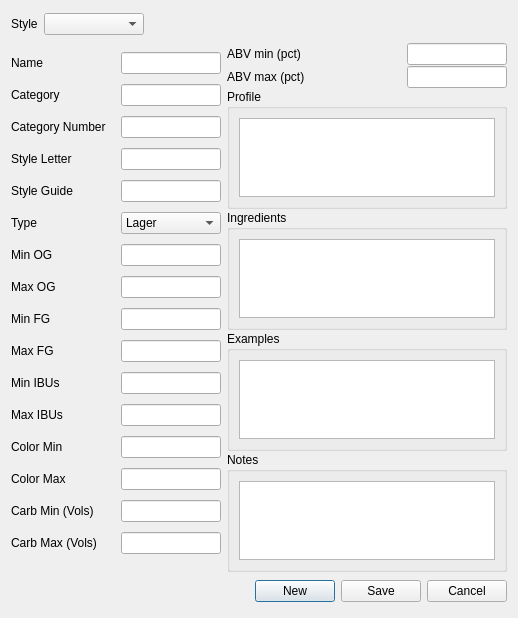
Old version of the form styleEditor.ui in the repository Brewtarget/brewtarget.
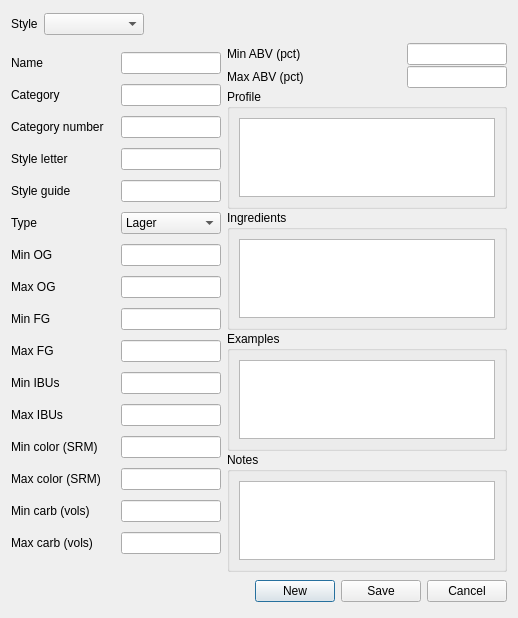
New version of the form. Custom widgets are drawn as their Qt base class.

What changed in the file:
```diff
--- a/styleEditor.ui
+++ b/styleEditor.ui
@@ -155,7 +155,7 @@
             </sizepolicy>
            </property>
            <property name="text" >
-            <string>Category Number</string>
+            <string>Category number</string>
            </property>
           </widget>
          </item>
@@ -194,7 +194,7 @@
             </sizepolicy>
            </property>
            <property name="text" >
-            <string>Style Letter</string>
+            <string>Style letter</string>
            </property>
           </widget>
          </item>
@@ -233,7 +233,7 @@
             </sizepolicy>
            </property>
            <property name="text" >
-            <string>Style Guide</string>
+            <string>Style guide</string>
            </property>
           </widget>
          </item>
@@ -575,7 +575,7 @@
             </sizepolicy>
            </property>
            <property name="text" >
-            <string>Color Min</string>
+            <string>Min color (SRM)</string>
            </property>
           </widget>
          </item>
@@ -614,7 +614,7 @@
             </sizepolicy>
            </property>
            <property name="text" >
-            <string>Color Max</string>
+            <string>Max color (SRM)</string>
            </property>
           </widget>
          </item>
@@ -653,7 +653,7 @@
             </sizepolicy>
            </property>
            <property name="text" >
-            <string>Carb Min (Vols)</string>
+            <string>Min carb (vols)</string>
            </property>
           </widget>
          </item>
@@ -692,7 +692,7 @@
             </sizepolicy>
            </property>
            <property name="text" >
-            <string>Carb Max (Vols)</string>
+            <string>Max carb (vols)</string>
            </property>
           </widget>
          </item>
@@ -738,7 +738,7 @@
             </sizepolicy>
            </property>
            <property name="text" >
-            <string>ABV min (pct)</string>
+            <string>Min ABV (pct)</string>
            </property>
           </widget>
          </item>
@@ -777,7 +777,7 @@
             </sizepolicy>
            </property>
            <property name="text" >
-            <string>ABV max (pct)</string>
+            <string>Max ABV (pct)</string>
            </property>
           </widget>
          </item>
```
Left out of the diff: 48 changed lines with no effect on the pictures.
